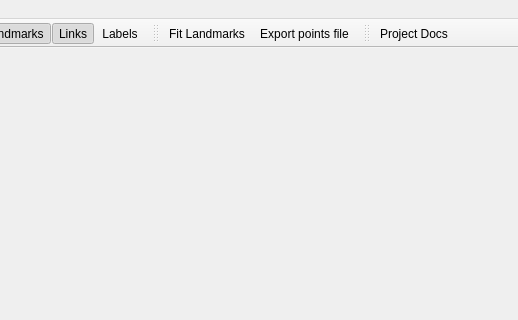
philippwerner/Facial-Landmarks-Annotation-Tool, file src/mainwindow.ui: the form before one commit; both pictures show x 394 to 912 and y 0 to 320 of the 912 by 548 pixel window.
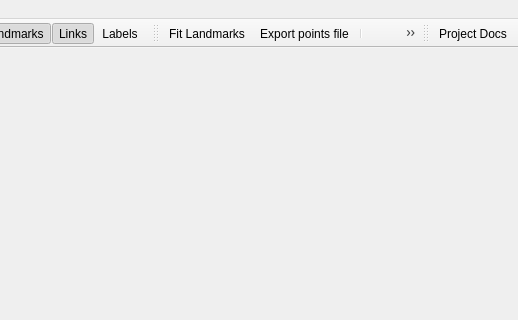
The form after the commit. Icons and pictures are not drawn.

Commit message: User convenience: save model file names, dlib shortcut issue fix, toolbar icons

Patch:
```diff
--- a/src/mainwindow.ui
+++ b/src/mainwindow.ui
@@ -632,6 +632,9 @@
    </attribute>
    <addaction name="actionFitLandmarks"/>
    <addaction name="actionExportPointsFile"/>
+   <addaction name="separator"/>
+   <addaction name="actionDlibFitLandmarks"/>
+   <addaction name="actionExportPts"/>
   </widget>
   <widget class="QToolBar" name="helpTollBar">
    <property name="windowTitle">
```
Left out of the diff: 15 changed lines with no effect on the pictures. The commit also changes 2 other files.
